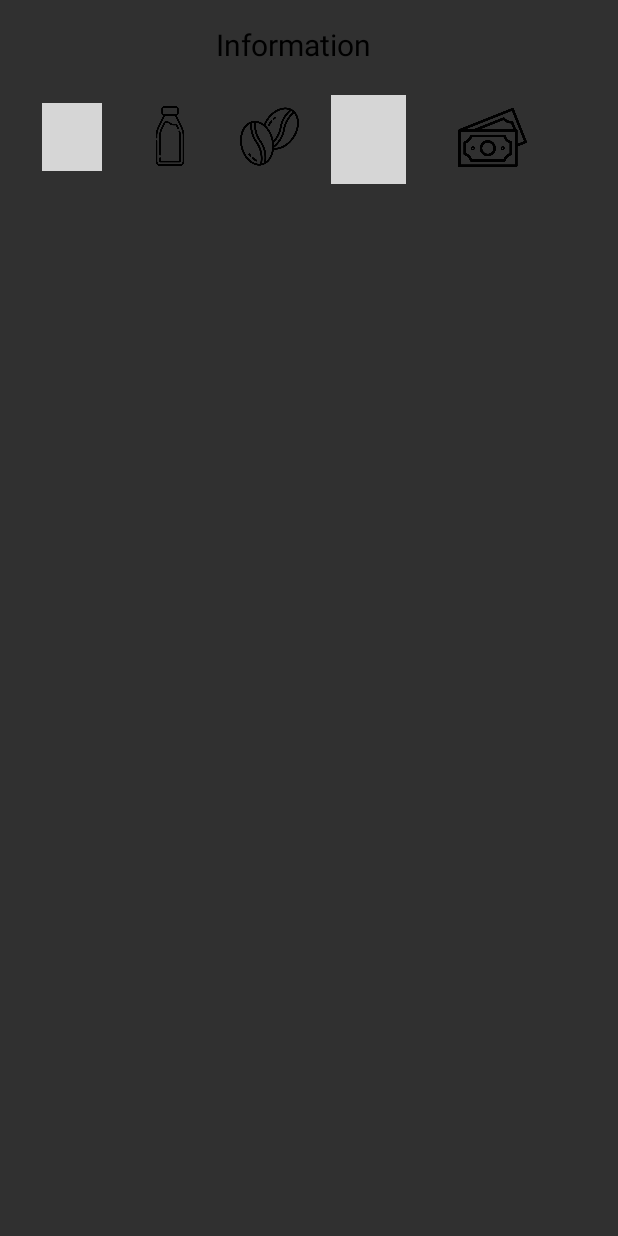
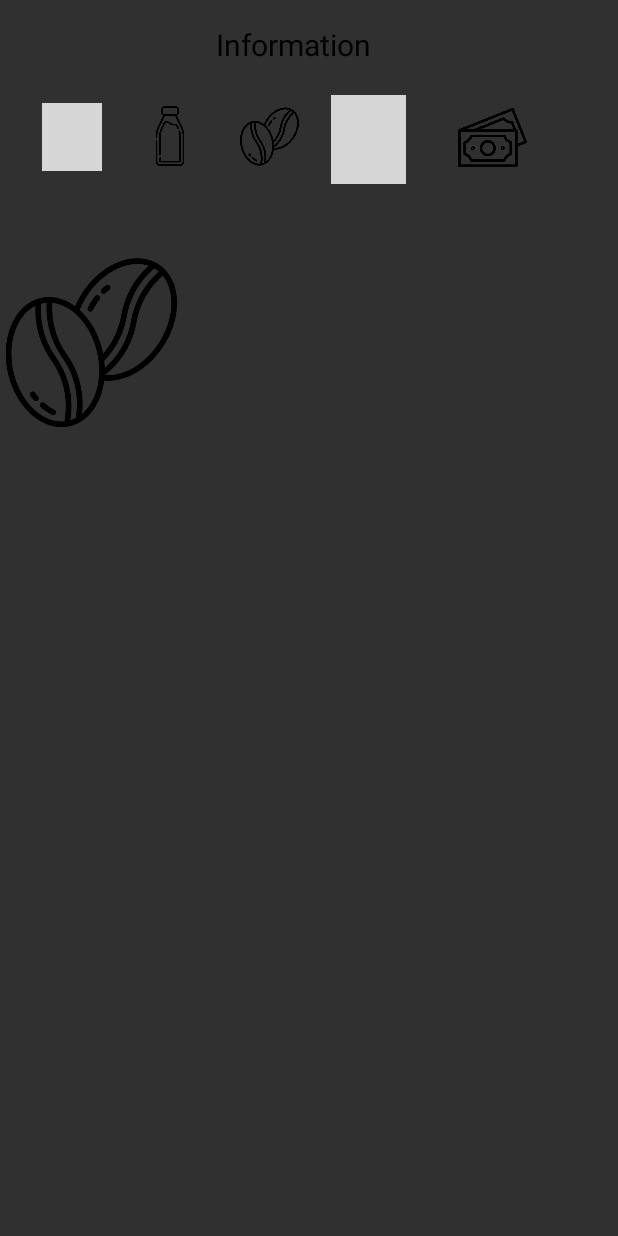
Before and after one commit to 1nette/nix-android-final-project, an Android app: the screen it shows after launch (MainActivity), on a phone screen of 412 x 824 dp. Run offline under Robolectric (Android 15) with nearby library versions, the phone set to English and light mode, and no system bars; grey boxes are pictures that could not be loaded.

Commit message:
dev commit

```diff
--- a/app/src/main/res/layout/activity_main.xml
+++ b/app/src/main/res/layout/activity_main.xml
@@ -79,4 +79,12 @@
         app:layout_constraintTop_toTopOf="@+id/view"
         app:srcCompat="@drawable/money" />
 
+    <ImageView
+        android:id="@+id/imageView"
+        android:layout_width="122dp"
+        android:layout_height="137dp"
+        app:layout_constraintStart_toStartOf="parent"
+        app:layout_constraintTop_toBottomOf="@+id/view"
+        app:srcCompat="@drawable/coffee_beans" />
+
 </androidx.constraintlayout.widget.ConstraintLayout>
```
